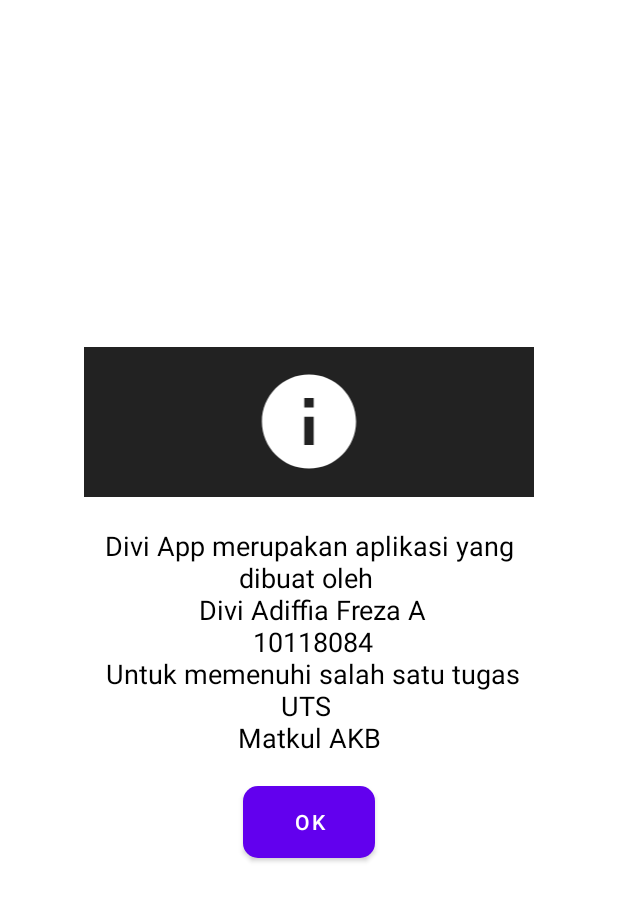
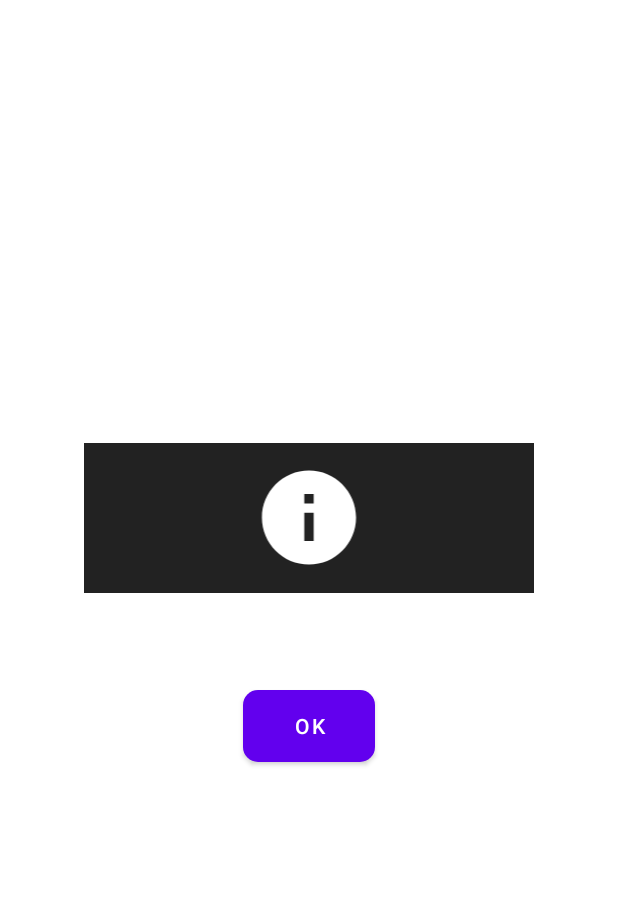
Before and after one commit to ramaramdani13/10119181UTS_MyselfAPP, an Android app: the layout custom_dialog.xml on its own in the app's theme, with its tools: preview values and no code run, on a phone screen of 412 x 824 dp. Shown: the top 901 px of the screen. Run offline under Robolectric (Android 15) with nearby library versions, the phone set to English and light mode, and no system bars.

Commit message:
Update custom_dialog.xml

```diff
--- a/app/src/main/res/layout/custom_dialog.xml
+++ b/app/src/main/res/layout/custom_dialog.xml
@@ -20,7 +20,7 @@
     <TextView
         android:layout_width="match_parent"
         android:layout_height="wrap_content"
-        android:text="Divi App merupakan aplikasi yang dibuat oleh \n Divi Adiffia Freza A\n 10118084\n Untuk memenuhi salah satu tugas UTS \n Matkul AKB "
+        android:text=""
 
         android:id="@+id/text_dialog"
         android:layout_marginTop="20dp"
```
